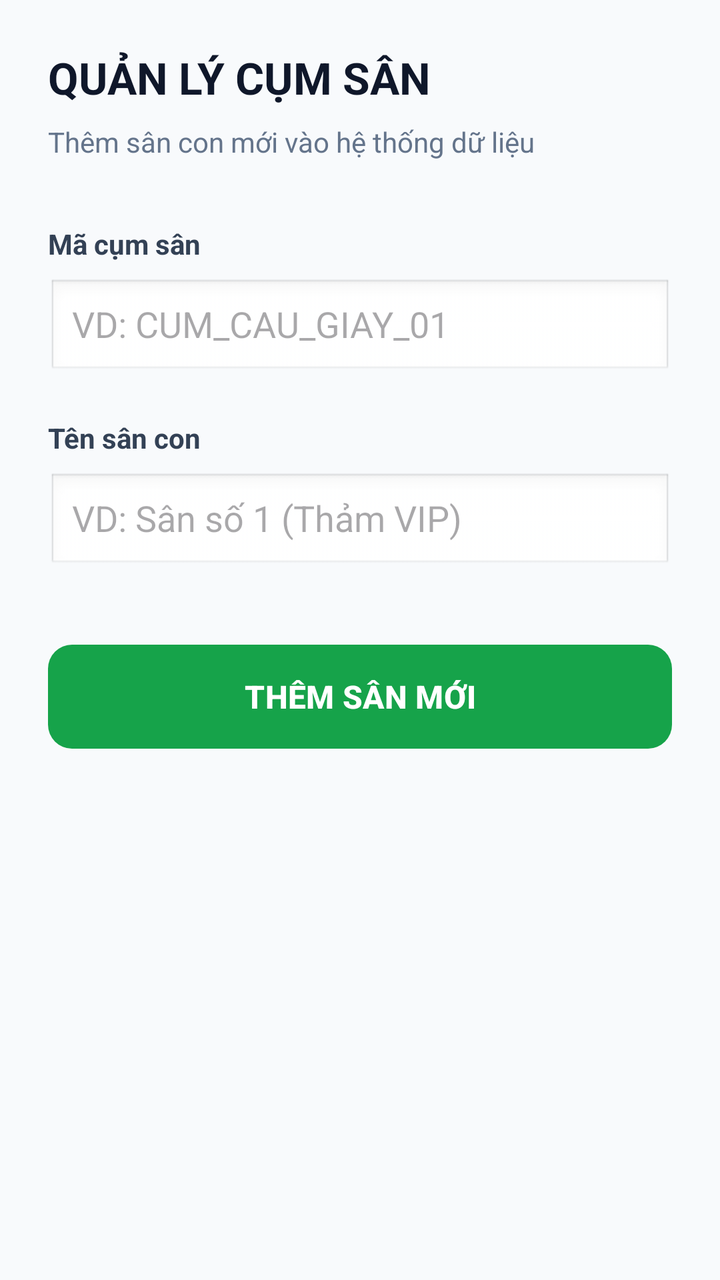
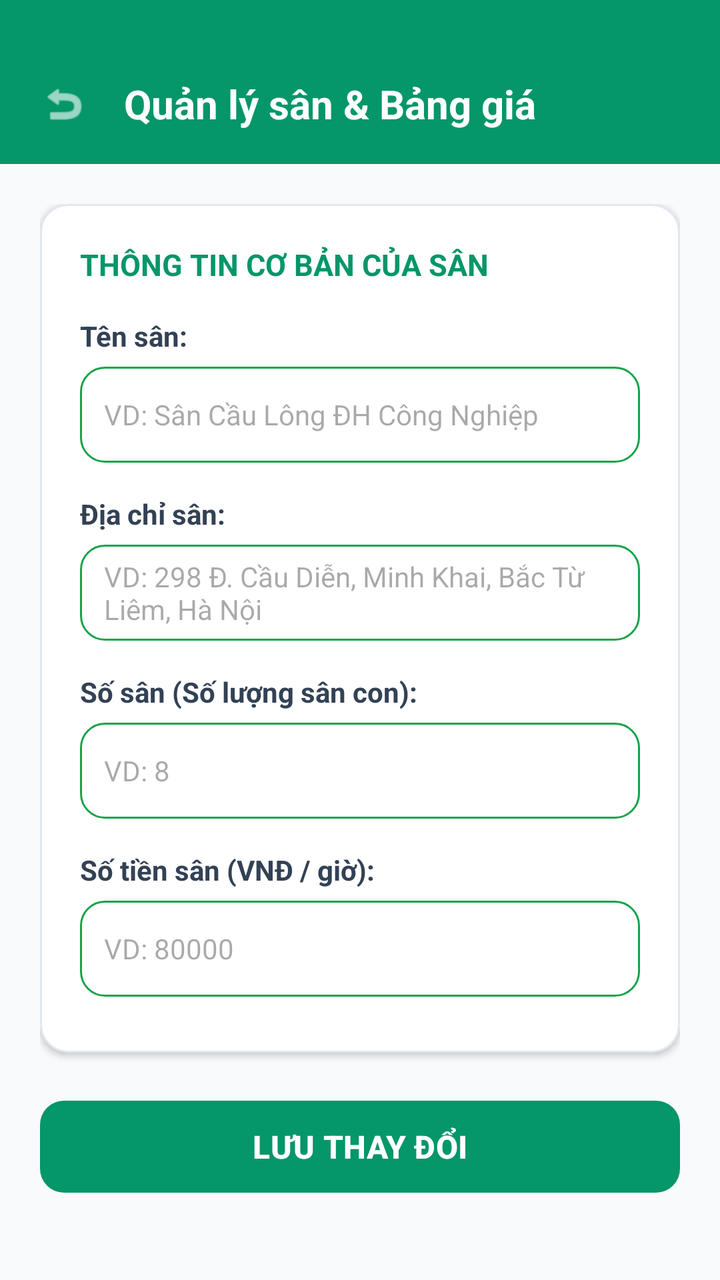

Before-and-after screenshots of an Android layout around one commit, followed by the original layout XML and the change that was made.
<!-- AndroidManifest.xml: application theme Theme.BadmintonBooking -->
<!-- res/layout/activity_manage_courts.xml -->
<?xml version="1.0" encoding="utf-8"?>
<LinearLayout xmlns:android="http://schemas.android.com/apk/res/android"
    xmlns:app="http://schemas.android.com/apk/res-auto"
    android:layout_width="match_parent"
    android:layout_height="match_parent"
    android:background="#F8FAFC"
    android:orientation="vertical"
    android:padding="24dp">

    
    <TextView
        android:layout_width="wrap_content"
        android:layout_height="wrap_content"
        android:text="QUẢN LÝ CỤM SÂN"
        android:textColor="#0F172A"
        android:textSize="22sp"
        android:textStyle="bold"
        android:layout_marginBottom="8dp"/>

    <TextView
        android:layout_width="wrap_content"
        android:layout_height="wrap_content"
        android:text="Thêm sân con mới vào hệ thống dữ liệu"
        android:textColor="#64748B"
        android:textSize="14sp"
        android:layout_marginBottom="32dp"/>

    
    <TextView
        android:layout_width="wrap_content"
        android:layout_height="wrap_content"
        android:text="Mã cụm sân"
        android:textColor="#334155"
        android:textStyle="bold"
        android:layout_marginBottom="8dp"/>

    <EditText
        android:id="@+id/etComplexId"
        android:layout_width="match_parent"
        android:layout_height="50dp"
        android:background="@android:drawable/edit_text"
        android:hint="VD: CUM_CAU_GIAY_01"
        android:paddingHorizontal="12dp"
        android:layout_marginBottom="20dp"
        android:inputType="text"/>

    
    <TextView
        android:layout_width="wrap_content"
        android:layout_height="wrap_content"
        android:text="Tên sân con"
        android:textColor="#334155"
        android:textStyle="bold"
        android:layout_marginBottom="8dp"/>

    <EditText
        android:id="@+id/etCourtName"
        android:layout_width="match_parent"
        android:layout_height="50dp"
        android:background="@android:drawable/edit_text"
        android:hint="VD: Sân số 1 (Thảm VIP)"
        android:paddingHorizontal="12dp"
        android:layout_marginBottom="32dp"
        android:inputType="text"/>

    
    <com.google.android.material.button.MaterialButton
        android:id="@+id/btnAddCourt"
        android:layout_width="match_parent"
        android:layout_height="60dp"
        android:text="THÊM SÂN MỚI"
        android:textSize="16sp"
        android:textStyle="bold"
        app:backgroundTint="#16A34A"
        app:cornerRadius="12dp" />

</LinearLayout>
<!-- resources referenced by this layout -->
<resources>
  <style name="Theme.BadmintonBooking" parent="Base.Theme.BadmintonBooking" />
  <style name="Base.Theme.BadmintonBooking" parent="Theme.Material3.DayNight.NoActionBar">
          
          
      </style>
</resources>

<!-- the commit's change to res/layout/activity_manage_courts.xml (unified diff, before → after) -->
@@ -4,74 +4,171 @@
     android:layout_width="match_parent"
     android:layout_height="match_parent"
     android:background="#F8FAFC"
-    android:orientation="vertical"
-    android:padding="24dp">
+    android:orientation="vertical">
 
     
-    <TextView
-        android:layout_width="wrap_content"
+    <LinearLayout
+        android:layout_width="match_parent"
         android:layout_height="wrap_content"
-        android:text="QUẢN LÝ CỤM SÂN"
-        android:textColor="#0F172A"
-        android:textSize="22sp"
-        android:textStyle="bold"
-        android:layout_marginBottom="8dp"/>
+        android:background="#059669"
+        android:gravity="center_vertical"
+        android:orientation="horizontal"
+        android:paddingHorizontal="16dp"
+        android:paddingTop="36dp"
+        android:paddingBottom="14dp">
 
-    <TextView
-        android:layout_width="wrap_content"
-        android:layout_height="wrap_content"
-        android:text="Thêm sân con mới vào hệ thống dữ liệu"
-        android:textColor="#64748B"
-        android:textSize="14sp"
-        android:layout_marginBottom="32dp"/>
+        <ImageView
+            android:id="@+id/btnBack"
+            android:layout_width="32dp"
+            android:layout_height="32dp"
+            android:background="?attr/selectableItemBackgroundBorderless"
+            android:padding="4dp"
+            android:src="@android:drawable/ic_menu_revert"
+            app:tint="#FFFFFF" />
 
-    
-    <TextView
-        android:layout_width="wrap_content"
-        android:layout_height="wrap_content"
-        android:text="Mã cụm sân"
-        android:textColor="#334155"
-        android:textStyle="bold"
-        android:layout_marginBottom="8dp"/>
+        <TextView
+            android:layout_width="0dp"
+            android:layout_height="wrap_content"
+            android:layout_marginStart="14dp"
+            android:layout_weight="1"
+            android:text="Quản lý sân &amp; Bảng giá"
+            android:textColor="#FFFFFF"
+            android:textSize="20sp"
+            android:textStyle="bold" />
+    </LinearLayout>
 
-    <EditText
-        android:id="@+id/etComplexId"
+    <ScrollView
         android:layout_width="match_parent"
-        android:layout_height="50dp"
-        android:background="@android:drawable/edit_text"
-        android:hint="VD: CUM_CAU_GIAY_01"
-        android:paddingHorizontal="12dp"
-        android:layout_marginBottom="20dp"
-        android:inputType="text"/>
+        android:layout_height="match_parent"
+        android:padding="20dp">
 
-    
-    <TextView
-        android:layout_width="wrap_content"
-        android:layout_height="wrap_content"
-        android:text="Tên sân con"
-        android:textColor="#334155"
-        android:textStyle="bold"
-        android:layout_marginBottom="8dp"/>
+        <LinearLayout
+            android:layout_width="match_parent"
+            android:layout_height="wrap_content"
+            android:orientation="vertical">
 
-    <EditText
-        android:id="@+id/etCourtName"
-        android:layout_width="match_parent"
-        android:layout_height="50dp"
-        android:background="@android:drawable/edit_text"
-        android:hint="VD: Sân số 1 (Thảm VIP)"
-        android:paddingHorizontal="12dp"
-        android:layout_marginBottom="32dp"
-        android:inputType="text"/>
+            
+            <com.google.android.material.card.MaterialCardView
+                android:layout_width="match_parent"
+                android:layout_height="wrap_content"
+                app:cardBackgroundColor="#FFFFFF"
+                app:cardCornerRadius="14dp"
+                app:cardElevation="2dp"
+                app:strokeColor="#E2E8F0"
+                app:strokeWidth="1dp"
+                android:layout_marginBottom="20dp">
 
-    
-    <com.google.android.material.button.MaterialButton
-        android:id="@+id/btnAddCourt"
-        android:layout_width="match_parent"
-        android:layout_height="60dp"
-        android:text="THÊM SÂN MỚI"
-        android:textSize="16sp"
-        android:textStyle="bold"
-        app:backgroundTint="#16A34A"
-        app:cornerRadius="12dp" />
+                <LinearLayout
+                    android:layout_width="match_parent"
+                    android:layout_height="wrap_content"
+                    android:orientation="vertical"
+                    android:padding="20dp">
+
+                    <TextView
+                        android:layout_width="wrap_content"
+                        android:layout_height="wrap_content"
+                        android:text="THÔNG TIN CƠ BẢN CỦA SÂN"
+                        android:textColor="#059669"
+                        android:textSize="15sp"
+                        android:textStyle="bold"
+                        android:layout_marginBottom="16dp"/>
+
+                    
+                    <TextView
+                        android:layout_width="wrap_content"
+                        android:layout_height="wrap_content"
+                        android:text="Tên sân:"
+                        android:textColor="#334155"
+                        android:textStyle="bold"
+                        android:layout_marginBottom="6dp"/>
+
+                    <EditText
+                        android:id="@+id/etCourtName"
+                        android:layout_width="match_parent"
+                        android:layout_height="48dp"
+                        android:background="@drawable/bg_edittext_outline"
+                        android:hint="VD: Sân Cầu Lông ĐH Công Nghiệp"
+                        android:paddingHorizontal="12dp"
+                        android:textColor="#0F172A"
+                        android:textSize="14sp"
+                        android:layout_marginBottom="16dp"/>
+
+                    
+                    <TextView
+                        android:layout_width="wrap_content"
+                        android:layout_height="wrap_content"
+                        android:text="Địa chỉ sân:"
+                        android:textColor="#334155"
+                        android:textStyle="bold"
+                        android:layout_marginBottom="6dp"/>
+
+                    <EditText
+                        android:id="@+id/etCourtAddress"
+                        android:layout_width="match_parent"
+                        android:layout_height="48dp"
+                        android:background="@drawable/bg_edittext_outline"
+                        android:hint="VD: 298 Đ. Cầu Diễn, Minh Khai, Bắc Từ Liêm, Hà Nội"
+                        android:paddingHorizontal="12dp"
+                        android:textColor="#0F172A"
+                        android:textSize="14sp"
+                        android:layout_marginBottom="16dp"/>
+
+                    
+                    <TextView
+                        android:layout_width="wrap_content"
+                        android:layout_height="wrap_content"
+                        android:text="Số sân (Số lượng sân con):"
+                        android:textColor="#334155"
+                        android:textStyle="bold"
+                        android:layout_marginBottom="6dp"/>
+
+                    <EditText
+                        android:id="@+id/etCourtCount"
+                        android:layout_width="match_parent"
+                        android:layout_height="48dp"
+                        android:background="@drawable/bg_edittext_outline"
+                        android:hint="VD: 8"
+                        android:inputType="number"
+                        android:paddingHorizontal="12dp"
+                        android:textColor="#0F172A"
+                        android:textSize="14sp"
+                        android:layout_marginBottom="16dp"/>
+
+                    
+                    <TextView
+                        android:layout_width="wrap_content"
+                        android:layout_height="wrap_content"
+                        android:text="Số tiền sân (VNĐ / giờ):"
+                        android:textColor="#334155"
+                        android:textStyle="bold"
+                        android:layout_marginBottom="6dp"/>
+
+                    <EditText
+                        android:id="@+id/etCourtPrice"
+                        android:layout_width="match_parent"
+                        android:layout_height="48dp"
+                        android:background="@drawable/bg_edittext_outline"
+                        android:hint="VD: 80000"
+                        android:inputType="number"
+                        android:paddingHorizontal="12dp"
+                        android:textColor="#0F172A"
+                        android:textSize="14sp"
+                        android:layout_marginBottom="8dp"/>
+                </LinearLayout>
+            </com.google.android.material.card.MaterialCardView>
+
+            
+            <com.google.android.material.button.MaterialButton
+                android:id="@+id/btnSaveCourtInfo"
+                android:layout_width="match_parent"
+                android:layout_height="54dp"
+                android:text="LƯU THAY ĐỔI"
+                android:textSize="16sp"
+                android:textStyle="bold"
+                app:backgroundTint="#059669"
+                app:cornerRadius="12dp" />
+
+        </LinearLayout>
+    </ScrollView>
 
 </LinearLayout>
<!-- resource entries referenced after the edit -->
@@ -1,6 +1,16 @@
 <!-- resources referenced by this layout -->
 <resources>
+  <!-- drawable bg_edittext_outline (drawable) -->
+  <?xml version="1.0" encoding="utf-8"?>
+  <shape xmlns:android="http://schemas.android.com/apk/res/android"
+      android:shape="rectangle">
+      <solid android:color="@color/surface_card"/>
+      <stroke android:width="1dp" android:color="@color/court_green_primary"/> 
+      <corners android:radius="12dp"/>
+  </shape>
   <style name="Theme.BadmintonBooking" parent="Base.Theme.BadmintonBooking" />
+  <color name="surface_card">#FFFFFF</color>
+  <color name="court_green_primary">#16A34A</color>
   <style name="Base.Theme.BadmintonBooking" parent="Theme.Material3.DayNight.NoActionBar">
           
           
